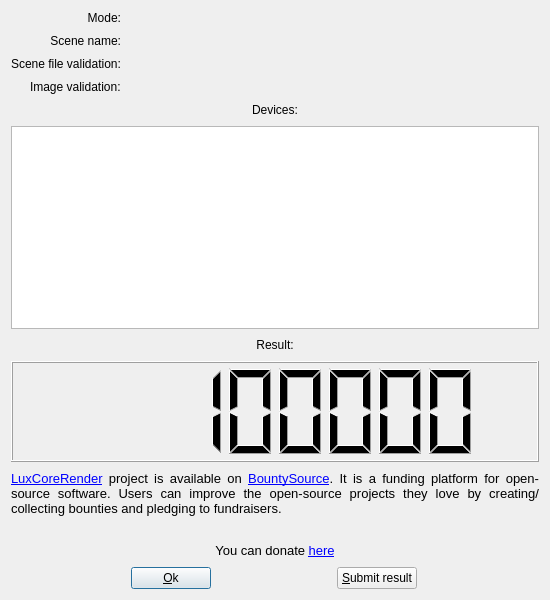
This is src/resultdialog.ui in LuxCoreRender/LuxMark as Qt 5 draws it before an edit. The edited form follows.
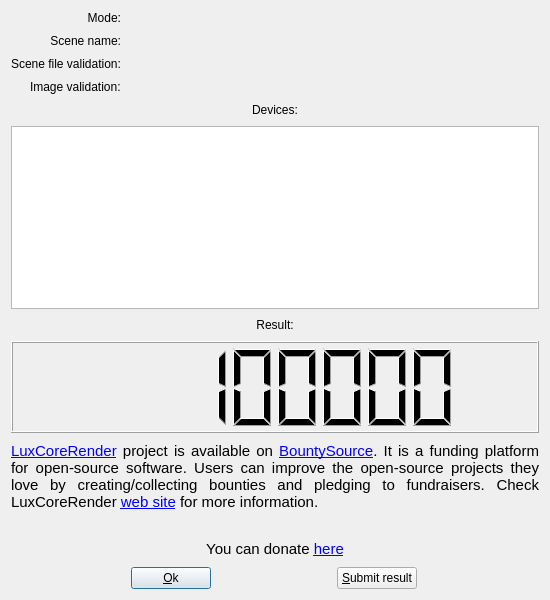
This is the edited form. Icons and pictures are not drawn.

Commit message: Updated README.txt and About dialog

Patch:
```diff
--- a/src/resultdialog.ui
+++ b/src/resultdialog.ui
@@ -214,7 +214,7 @@
       <number>1</number>
      </property>
      <property name="text">
-      <string>&lt;html&gt;&lt;head/&gt;&lt;body&gt;&lt;p align=&quot;justify&quot;&gt;&lt;a href=&quot;https://luxcorerender.org&quot;&gt;&lt;span style=&quot; text-decoration: underline; color:#0000ff;&quot;&gt;LuxCoreRender&lt;/span&gt;&lt;/a&gt; project is available on &lt;a href=&quot;https://www.bountysource.com/teams/luxcorerender&quot;&gt;&lt;span style=&quot; text-decoration: underline; color:#0000ff;&quot;&gt;BountySource&lt;/span&gt;&lt;/a&gt;. It is a funding platform for open-source software. Users can improve the open-source projects they love by creating/collecting bounties and pledging to fundraisers.&lt;/p&gt;&lt;p align=&quot;center&quot;&gt;&lt;br/&gt;You can donate &lt;a href=&quot;https://salt.bountysource.com/teams/luxcorerender&quot;&gt;&lt;span style=&quot; text-decoration: underline; color:#0000ff;&quot;&gt;here&lt;/span&gt;&lt;/a&gt;&lt;/p&gt;&lt;/body&gt;&lt;/html&gt;</string>
+      <string>&lt;html&gt;&lt;head/&gt;&lt;body&gt;&lt;p align=&quot;justify&quot;&gt;&lt;a href=&quot;https://luxcorerender.org&quot;&gt;&lt;span style=&quot; font-size:11pt; text-decoration: underline; color:#0000ff;&quot;&gt;LuxCoreRender&lt;/span&gt;&lt;/a&gt;&lt;span style=&quot; font-size:11pt;&quot;&gt; project is available on &lt;/span&gt;&lt;a href=&quot;https://www.bountysource.com/teams/luxcorerender&quot;&gt;&lt;span style=&quot; font-size:11pt; text-decoration: underline; color:#0000ff;&quot;&gt;BountySource&lt;/span&gt;&lt;/a&gt;&lt;span style=&quot; font-size:11pt;&quot;&gt;. It is a funding platform for open-source software. Users can improve the open-source projects they love by creating/collecting bounties and pledging to fundraisers. Check LuxCoreRender &lt;/span&gt;&lt;a href=&quot;https://www.luxcorerender.org/donate&quot;&gt;&lt;span style=&quot; font-size:11pt; text-decoration: underline; color:#0000ff;&quot;&gt;web site&lt;/span&gt;&lt;/a&gt;&lt;span style=&quot; font-size:11pt;&quot;&gt; for more information.&lt;/span&gt;&lt;/p&gt;&lt;p align=&quot;center&quot;&gt;&lt;span style=&quot; font-size:11pt;&quot;&gt;&lt;br/&gt;You can donate &lt;/span&gt;&lt;a href=&quot;https://salt.bountysource.com/teams/luxcorerender&quot;&gt;&lt;span style=&quot; font-size:11pt; text-decoration: underline; color:#0000ff;&quot;&gt;here&lt;/span&gt;&lt;/a&gt;&lt;/p&gt;&lt;/body&gt;&lt;/html&gt;</string>
      </property>
      <property name="textFormat">
       <enum>Qt::RichText</enum>
@@ -222,6 +222,9 @@
      <property name="wordWrap">
       <bool>true</bool>
      </property>
+     <property name="margin">
+      <number>11</number>
+     </property>
      <property name="openExternalLinks">
       <bool>true</bool>
      </property>
```
Left out of the diff: 3 changed lines with no effect on the pictures. The commit also changes 3 other files.
